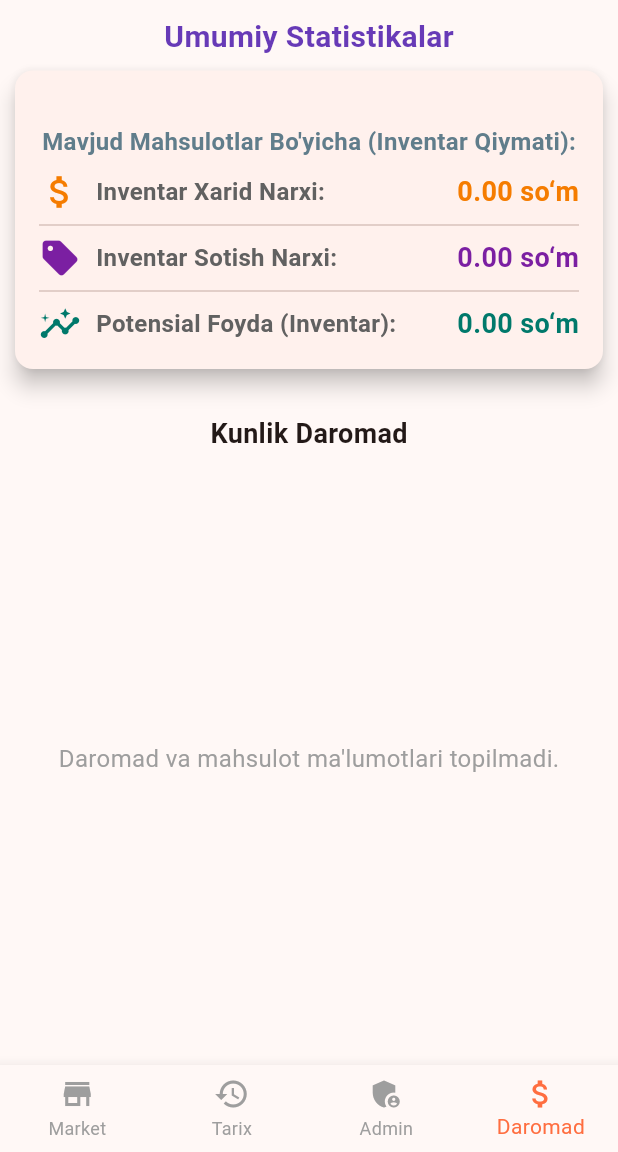
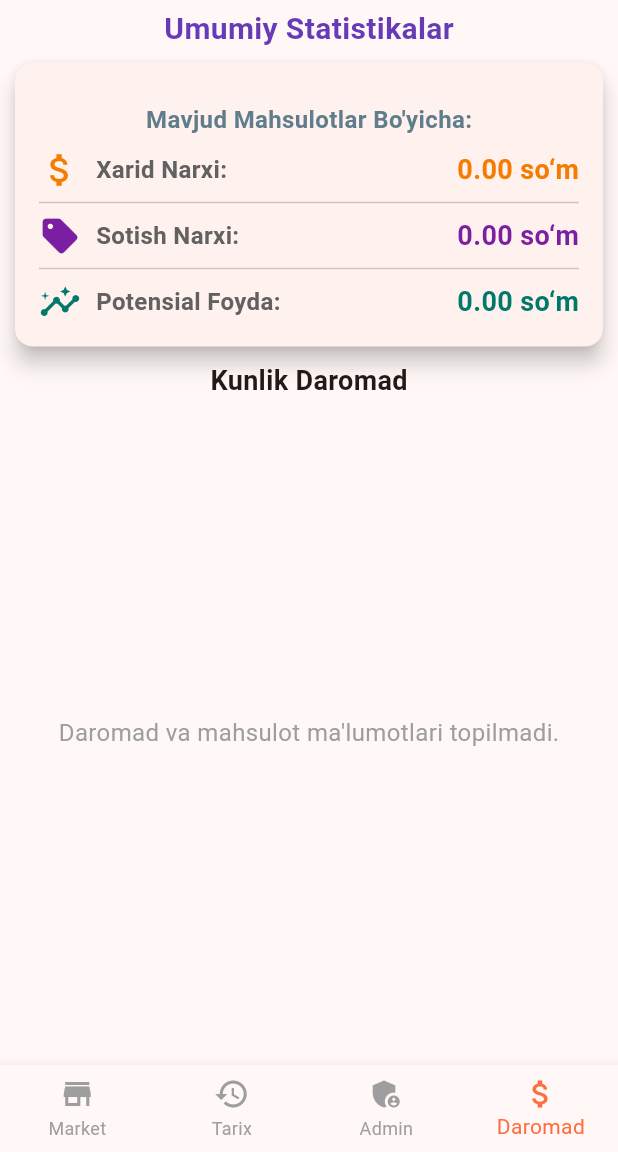
Before and after one commit to jmm3006/Market-Algoritm-windows-exe, a Flutter app: the MyHomePage screen opened directly, item 4 of the bottom bar chosen, on a phone screen of 412 x 824 dp, the part 84-1236 px from its top. Run offline on Flutter 3.47's test engine with Material 3 defaults, Android fonts, the light colour scheme and no system bars; our stand-ins replace connectivity_plus, font_awesome_flutter, open_filex, pdf, shared_preferences; accounts and stored records are empty; network calls fail.

Commit message:
final windows app

```diff
--- a/Makret-Algoritm-windows/lib/MyHomePage.dart
+++ b/Makret-Algoritm-windows/lib/MyHomePage.dart
@@ -42,7 +42,7 @@ class _MyHomePageState extends State<MyHomePage> {
   double _totalSelectedAmount = 0.0;
 
   final String baseUrl =
-      "https://script.google.com/macros/s/AKfycbz2g5F_bq09I9p053_uL0o9DCD6E96dc3dB8e-37YLL6C3zfL0XkxewaDddgCFsHyfo/exec";
+      "";
 
   String get marketsApiUrl => "$baseUrl?action=getMarkets";
 
@@ -172,7 +172,7 @@ class _MyHomePageState extends State<MyHomePage> {
               _buildPdfDetailRow('Изоҳ:', _commentController.text, ttf!),
               pw.Divider(height: 10, thickness: 1),
               _buildPdfRow('ЖАМИ:', '$totalSum сўм', ttf!, isTotal: true),
-              pw.SizedBox(height: 10),
+              pw.SizedBox(height: 5),
               pw.Center(
                 child: pw.Text(
                   "Харидингиз учун раҳмат!",
@@ -602,7 +602,7 @@ class _MyHomePageState extends State<MyHomePage> {
               children: [
                 if (gifPath.isNotEmpty)
                   Image.asset(gifPath, height: 80, width: 80),
-                const SizedBox(height: 10),
+                const SizedBox(height: 5),
                 Text(
                   title,
                   style: TextStyle(
@@ -814,7 +814,7 @@ class _MyHomePageState extends State<MyHomePage> {
           flex: 3,
           child: Column(
             children: [
-              const SizedBox(height: 10),
+              const SizedBox(height: 5),
               const Text(
                 'Mahsulotlar',
                 style: TextStyle(fontSize: 18, fontWeight: FontWeight.bold),
@@ -1157,7 +1157,7 @@ class _MyHomePageState extends State<MyHomePage> {
   Widget historyPage() {
     return Column(
       children: [
-        const SizedBox(height: 10),
+        const SizedBox(height: 5),
         const Text(
           'Sotuv Tarixi',
           style: TextStyle(fontSize: 18, fontWeight: FontWeight.bold),
@@ -1265,7 +1265,7 @@ class _MyHomePageState extends State<MyHomePage> {
   Widget adminPage() {
     return Column(
       children: [
-        const SizedBox(height: 10),
+        const SizedBox(height: 5),
         const Text(
           'Admin Panel',
           style: TextStyle(fontSize: 18, fontWeight: FontWeight.bold),
@@ -1287,7 +1287,7 @@ class _MyHomePageState extends State<MyHomePage> {
   Widget printerPage() {
     return Column(
       children: [
-        const SizedBox(height: 10),
+        const SizedBox(height: 5),
         const Text(
           'Printer',
           style: TextStyle(fontSize: 18, fontWeight: FontWeight.bold),
@@ -1362,7 +1362,7 @@ class _MyHomePageState extends State<MyHomePage> {
 
     return Column(
       children: [
-        const SizedBox(height: 10),
+        const SizedBox(height: 5),
         const Text(
           'Umumiy Statistikalar',
           style: TextStyle(fontSize: 20, fontWeight: FontWeight.bold, color: Colors.deepPurple),
@@ -1376,28 +1376,28 @@ class _MyHomePageState extends State<MyHomePage> {
             padding: const EdgeInsets.all(16.0),
             child: Column(
               children: [
-                const SizedBox(height: 20),
+                const SizedBox(height: 10),
                 const Text(
-                  'Mavjud Mahsulotlar Bo\'yicha (Inventar Qiymati):',
+                  'Mavjud Mahsulotlar Bo\'yicha:',
                   style: TextStyle(fontSize: 16, fontWeight: FontWeight.bold, color: Colors.blueGrey),
                 ),
                 const SizedBox(height: 8),
                 _buildStatRow(
-                  label: 'Inventar Xarid Narxi:',
+                  label: 'Xarid Narxi:',
                   value: overallMarketValueBought,
                   color: Colors.orange.shade700,
                   icon: Icons.attach_money,
                 ),
                 const Divider(height: 16, thickness: 1),
                 _buildStatRow(
-                  label: 'Inventar Sotish Narxi:',
+                  label: 'Sotish Narxi:',
                   value: overallMarketValueSelling,
                   color: Colors.purple.shade700,
                   icon: Icons.sell,
                 ),
                 const Divider(height: 16, thickness: 1),
                 _buildStatRow(
-                  label: 'Potensial Foyda (Inventar):',
+                  label: 'Potensial Foyda:',
                   value: overallMarketPotentialProfit,
                   color: Colors.teal.shade700,
                   icon: Icons.insights,
@@ -1407,13 +1407,13 @@ class _MyHomePageState extends State<MyHomePage> {
             ),
           ),
         ),
-        const SizedBox(height: 20),
+        const SizedBox(height: 5),
 
         if (dailyTransactions.isEmpty)
           Expanded(
             child: Column(
               children: [
-                const SizedBox(height: 10),
+                const SizedBox(height: 5),
                 const Text(
                   'Kunlik Daromad',
                   style: TextStyle(fontSize: 18, fontWeight: FontWeight.bold),
--- a/Makret-Algoritm-windows/lib/login.dart
+++ b/Makret-Algoritm-windows/lib/login.dart
@@ -19,7 +19,7 @@ class _LoginPageState extends State<LoginPage> {
   bool _isLoading = false;
   String? _errorMessage;
 
-  final String baseUrl = "https://script.google.com/macros/s/AKfycbz2g5F_bq09I9p053_uL0o9DCD6E96dc3dB8e-37YLL6C3zfL0XkxewaDddgCFsHyfo/exec";
+  final String baseUrl = "";
 
   List<Map<String, String>> _usersData = [];
 
```
